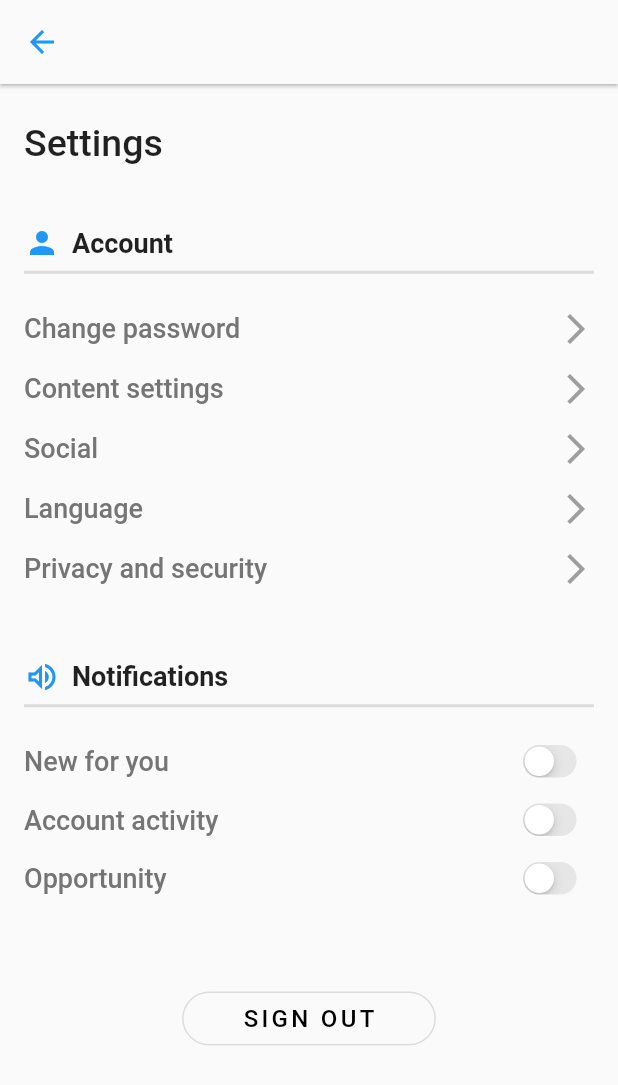
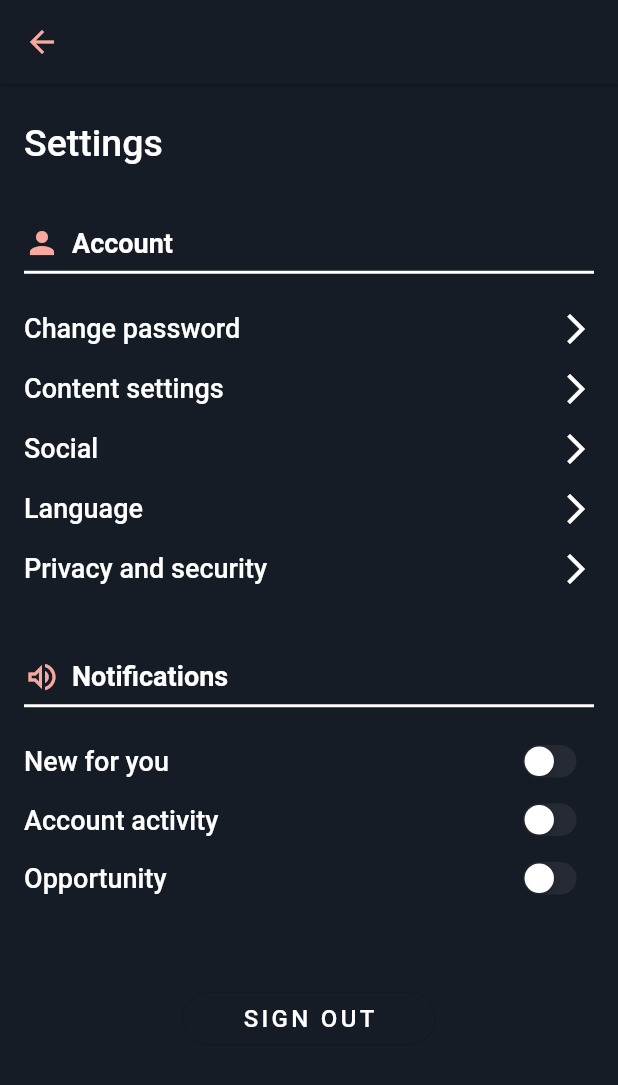
Before and after one commit to rmpsc/Moovy, a Flutter app: the SettingsPage screen opened directly, on a phone screen of 412 x 824 dp. Shown: the top 1085 px of the screen. Run offline on Flutter 3.47's test engine with Material 2 defaults, Android fonts, the phone set to English and light mode, and no system bars; our stand-ins replace auto_size_text, dio, firebase_auth, flutter_riverpod; missing offline and left inert: firebase_auth_web, firebase_core_web; accounts and stored records are empty; network calls fail.

Commit message:
update settings colors

```diff
--- a/lib/screens/settings.dart
+++ b/lib/screens/settings.dart
@@ -1,6 +1,7 @@
 import 'package:flutter/cupertino.dart';
 import 'package:flutter/gestures.dart';
 import 'package:flutter/material.dart';
+import 'package:noname/theme.dart';
 
 class SettingsPage extends StatefulWidget {
   @override
@@ -20,8 +21,9 @@ class _SettingsPageState extends State<SettingsPage> {
   @override
   Widget build(BuildContext context) {
     return Scaffold(
+      backgroundColor: primaryColor,
       appBar: AppBar(
-        backgroundColor: Theme.of(context).scaffoldBackgroundColor,
+        backgroundColor: primaryColor,
         elevation: 1,
         leading: IconButton(
           onPressed: () {
@@ -29,7 +31,7 @@ class _SettingsPageState extends State<SettingsPage> {
           },
           icon: Icon(
             Icons.arrow_back,
-            color: Colors.blue,
+            color: secondaryColor,
           ),
         ),
       ),
@@ -39,7 +41,7 @@ class _SettingsPageState extends State<SettingsPage> {
           children: [
             Text(
               "Settings",
-              style: TextStyle(fontSize: 25, fontWeight: FontWeight.w500),
+              style: TextStyle(fontSize: 25, fontWeight: FontWeight.w500, color: Colors.white),
             ),
             SizedBox(
               height: 40,
@@ -48,20 +50,21 @@ class _SettingsPageState extends State<SettingsPage> {
               children: [
                 Icon(
                   Icons.person,
-                  color: Colors.blue,
+                  color: secondaryColor,
                 ),
                 SizedBox(
                   width: 8,
                 ),
                 Text(
                   "Account",
-                  style: TextStyle(fontSize: 18, fontWeight: FontWeight.bold),
+                  style: TextStyle(fontSize: 18, fontWeight: FontWeight.bold, color: Colors.white),
                 ),
               ],
             ),
             Divider(
               height: 15,
               thickness: 2,
+              color: Colors.white,
             ),
             SizedBox(
               height: 10,
@@ -78,20 +81,21 @@ class _SettingsPageState extends State<SettingsPage> {
               children: [
                 Icon(
                   Icons.volume_up_outlined,
-                  color: Colors.blue,
+                  color: secondaryColor,
                 ),
                 SizedBox(
                   width: 8,
                 ),
                 Text(
                   "Notifications",
-                  style: TextStyle(fontSize: 18, fontWeight: FontWeight.bold),
+                  style: TextStyle(fontSize: 18, fontWeight: FontWeight.bold, color: Colors.white),
                 ),
               ],
             ),
             Divider(
               height: 15,
               thickness: 2,
+              color: Colors.white,
             ),
             SizedBox(
               height: 10,
@@ -110,7 +114,7 @@ class _SettingsPageState extends State<SettingsPage> {
                 onPressed: () {},
                 child: Text("SIGN OUT",
                     style: TextStyle(
-                        fontSize: 16, letterSpacing: 2.2, color: Colors.black)),
+                        fontSize: 16, letterSpacing: 2.2, color: Colors.white)),
               ),
             )
           ],
@@ -128,7 +132,7 @@ class _SettingsPageState extends State<SettingsPage> {
           style: TextStyle(
               fontSize: 18,
               fontWeight: FontWeight.w500,
-              color: Colors.grey[600]),
+              color: Colors.white),
         ),
         Transform.scale(
           scale: 0.7,
@@ -187,12 +191,12 @@ class _SettingsPageState extends State<SettingsPage> {
               style: TextStyle(
                 fontSize: 18,
                 fontWeight: FontWeight.w500,
-                color: Colors.grey[600],
+                color: Colors.white,
               ),
             ),
             Icon(
               Icons.arrow_forward_ios,
-              color: Colors.grey,
+              color: Colors.white,
             ),
           ],
         ),
--- a/lib/theme.dart
+++ b/lib/theme.dart
@@ -2,4 +2,4 @@ import 'dart:ui';
 import 'package:flutter/material.dart';
 
 Color primaryColor = Color(0xff151c26);
-Color secondaryColor = Colors.yellow;
+Color secondaryColor = Color(0xffF8A99F);
```
